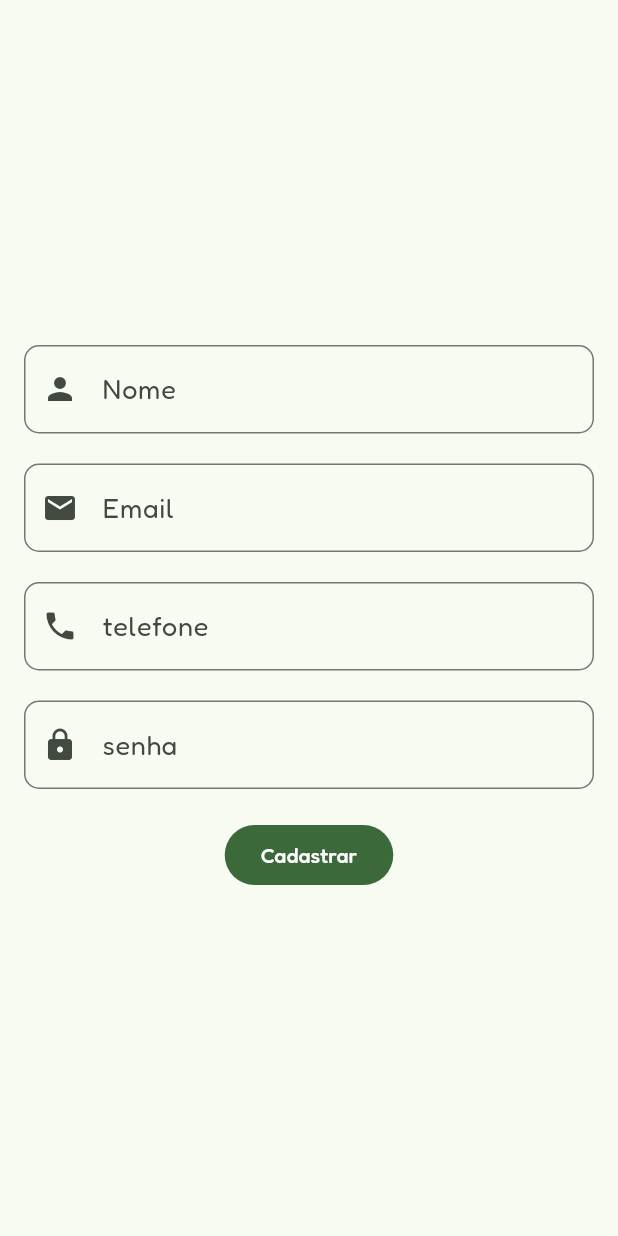
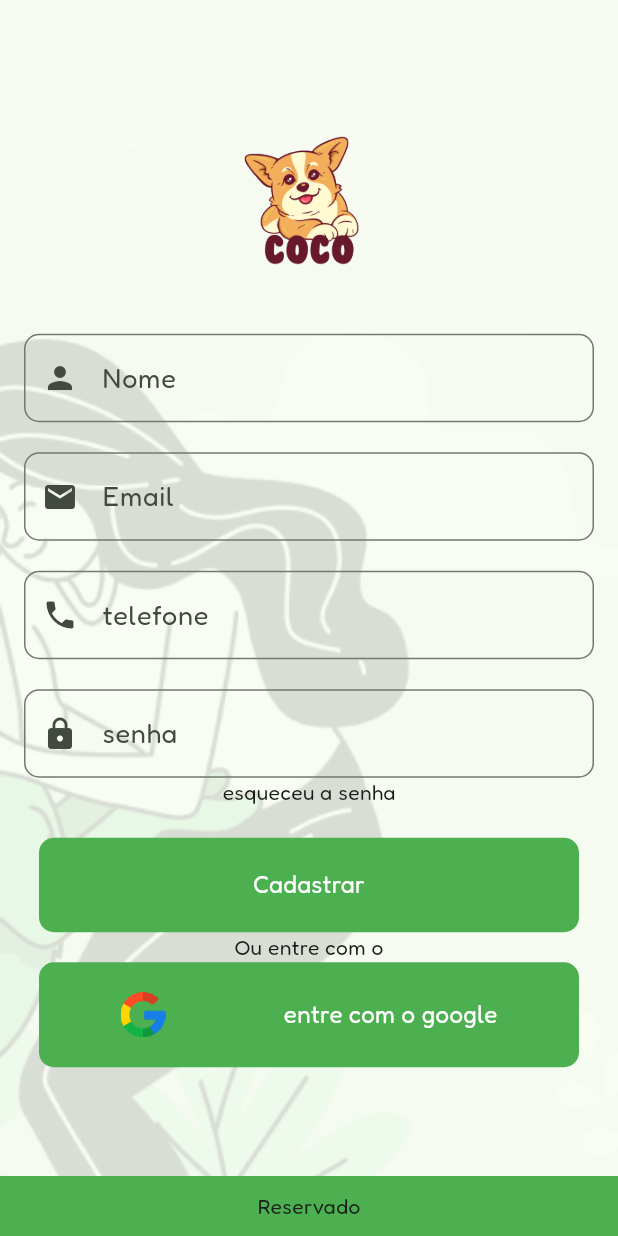
Before and after one commit to thamires-silva/petshop, a Flutter app: the TelaCadastro screen opened directly, on a phone screen of 412 x 824 dp. Run offline on Flutter 3.47's test engine with Material 3 defaults, Android fonts, the phone set to English and light mode, and no system bars; our stand-ins replace flutter_svg, get, table_calendar.

Commit message:
ateração1comit

```diff
--- a/lib/main.dart
+++ b/lib/main.dart
@@ -1,10 +1,12 @@
 import "package:flutter/material.dart";
+import 'package:get/get.dart';
 import "package:petshop/meuperfil.dart";
 import "package:petshop/telas/agendamento.dart";
 import "package:petshop/telas/cadastro.dart";
 import "package:petshop/telas/carregando.dart";
 import "package:petshop/telas/login.dart";
 import "package:petshop/telas/meuspet.dart";
+import "package:petshop/telas/pixelposse.dart";
 
 void main() {
   runApp(MyApp());
@@ -15,13 +17,13 @@ class MyApp extends StatelessWidget {
 
   @override
   Widget build(BuildContext context) {
-    return MaterialApp(
+    return GetMaterialApp(
         theme: ThemeData(
             colorScheme:
                 ColorScheme.fromSeed(seedColor: const Color(0xFF5BB15A)),
             useMaterial3: true,
             fontFamily: 'fredoka'),
-        home: Carregando());
+        home: pets());
   }
 }
 
--- /dev/null
+++ b/lib/telas/botaogoogle.dart
@@ -0,0 +1,39 @@
+import 'package:flutter/material.dart';
+import 'package:get/get.dart';
+import 'package:petshop/telas/imagem.dart';
+
+class Googlebutao extends StatelessWidget {
+  final String texto;
+  final VoidCallback clicar;
+  final String icon;
+
+  const Googlebutao({
+    super.key,
+    required this.clicar,
+    required this.texto,
+    required this.icon,
+  });
+
+  @override
+  Widget build(BuildContext context) {
+    return GestureDetector(
+      onTap: clicar,
+      child: Container(
+        width: Get.width,
+        padding: EdgeInsets.symmetric(horizontal: 15, vertical: 20),
+        margin: EdgeInsets.symmetric(horizontal: 10),
+        decoration: BoxDecoration(
+            borderRadius: BorderRadius.circular(10), color: Colors.green),
+        child: Row(
+          mainAxisAlignment: MainAxisAlignment.spaceAround,
+          children: [
+            Imagem(imagem: icon ),
+            Text(texto,
+                style: TextStyle(color: Colors.white, fontSize: 16),
+                textAlign: TextAlign.center),
+          ],
+        ),
+      ),
+    );
+  }
+}
--- /dev/null
+++ b/lib/telas/buttoes.dart
@@ -0,0 +1,27 @@
+import 'package:flutter/material.dart';
+import 'package:get/get.dart';
+
+class Butoes extends StatelessWidget {
+  final String texto;
+  final VoidCallback clicar;
+
+  const Butoes({
+    super.key,
+    required this.clicar,
+    required this.texto,
+  });
+
+  @override
+  Widget build(BuildContext context) {
+    return GestureDetector(
+      onTap: clicar,
+      child: Container(
+        width: Get.width,
+          padding: EdgeInsets.symmetric(horizontal: 15, vertical: 20),
+          margin: EdgeInsets.symmetric(horizontal: 10),
+          decoration: BoxDecoration(borderRadius: BorderRadius.circular(10), color: Colors.green),
+          child: (Text(texto,style: TextStyle(color: Colors.white, fontSize: 16),
+          textAlign: TextAlign.center))),
+    );
+  }
+}
--- a/lib/telas/cadastro.dart
+++ b/lib/telas/cadastro.dart
@@ -1,4 +1,6 @@
 import 'package:flutter/material.dart';
+import 'package:petshop/telas/botaogoogle.dart';
+import 'package:petshop/telas/buttoes.dart';
 
 class TelaCadastro extends StatefulWidget {
   const TelaCadastro({super.key});
@@ -16,11 +18,17 @@ class _TelaCadastroState extends State<TelaCadastro> {
   @override
   Widget build(BuildContext context) {
     return Scaffold(
-      body: Padding(
+      body: Container(
+        decoration: BoxDecoration( image: DecorationImage(image: AssetImage('imagens/mulherdeitada.png'),fit: BoxFit.cover)),
         padding: const EdgeInsets.all(16.0),
         child: Column(
           mainAxisAlignment: MainAxisAlignment.center,
           children: [
+            Image.asset(
+          'imagens/coco.png',
+          fit: BoxFit.fitWidth,
+          width: 150,
+        ),
             TextField(
               controller: _NomeController,
               style: const TextStyle(
@@ -80,12 +88,21 @@ class _TelaCadastroState extends State<TelaCadastro> {
                 ),
               ),
             ),
+            InkWell(onTap: () {
+
+            },child: Text('esqueceu a senha'),),
+
+
             const SizedBox(height: 20.0),
-            FilledButton(onPressed: () {}, child: const Text('Cadastrar')),
+            Butoes(clicar: (){}, texto: 'Cadastrar'),
+            Text('Ou entre com o'),
+            Googlebutao(texto: 'entre com o google', clicar:(){}, icon: 'google',),
+            // FilledButton(onPressed: () {}, child: const Text('Cadastrar')),
 
           ],
         ),
       ),
+      bottomNavigationBar:  Container(padding: EdgeInsets.symmetric(vertical: 10),   color: Colors.green, child: Text('Reservado',textAlign: TextAlign.center,),),
     );
   }
 }
--- /dev/null
+++ b/lib/telas/icons.dart
@@ -0,0 +1,14 @@
+import 'package:flutter/material.dart';
+import 'package:flutter_svg/flutter_svg.dart';
+
+class Iconssvg extends StatelessWidget {
+  String imagem;
+  double altura;
+  Color cor;
+ Iconssvg({super.key,required this.imagem, this.altura = 30, required this.cor});
+
+  @override
+  Widget build(BuildContext context) {
+    return SvgPicture.asset('icons/$imagem.svg', height: altura, color: cor,);
+  }
+}
--- /dev/null
+++ b/lib/telas/imagem.dart
@@ -0,0 +1,13 @@
+import 'package:flutter/material.dart';
+import 'package:flutter_svg/flutter_svg.dart';
+
+class Imagem extends StatelessWidget {
+  String imagem;
+  double altura;
+ Imagem({super.key,required this.imagem, this.altura = 30});
+
+  @override
+  Widget build(BuildContext context) {
+    return Image.asset('imagens/$imagem.png', height: altura,);
+  }
+}
--- a/lib/telas/meuspet.dart
+++ b/lib/telas/meuspet.dart
@@ -1,4 +1,5 @@
 import 'package:flutter/material.dart';
+import 'package:petshop/telas/icons.dart';
 
 void main() {
   runApp(pets());
@@ -8,23 +9,19 @@ class pets extends StatelessWidget {
   @override
   Widget build(BuildContext context) {
     return Scaffold(
-      appBar: AppBar(
-      ),
+      appBar: AppBar(),
       body: Padding(
         padding: const EdgeInsets.all(16.0),
         child: Column(
           crossAxisAlignment: CrossAxisAlignment.stretch,
           children: [
-
-
             Container(
               height: 200,
               decoration: BoxDecoration(
                 borderRadius: BorderRadius.circular(10.0),
                 color: Colors.white,
               ),
-              child: Image.asset('imagens/cachorro1.png',fit: BoxFit.cover
-              ),
+              child: Image.asset('imagens/cachorro1.png', fit: BoxFit.cover),
             ),
             SizedBox(height: 10),
 
@@ -35,6 +32,7 @@ class pets extends StatelessWidget {
               ),
               padding: EdgeInsets.all(16.0),
               child: Row(
+                mainAxisAlignment: MainAxisAlignment.spaceBetween,
                 children: [
                   Column(
                     crossAxisAlignment: CrossAxisAlignment.start,
@@ -53,10 +51,17 @@ class pets extends StatelessWidget {
                     ],
                   ),
                   Spacer(),
-                  Icon(Icons.accessibility),
+                  Iconssvg(imagem:'venus', cor: Colors.black,),
                 ],
               ),
             ),
+            Row(children: [
+              Icon(Icons.accessibility),
+              Text(
+                'Border Collie',
+                style: TextStyle(color: Colors.grey),
+              ),
+            ]),
             SizedBox(height: 10),
             // Informações sobre o cachorro
             Container(
@@ -111,11 +116,14 @@ class pets extends StatelessWidget {
 
   Widget _buildInfoCard(String label, String value) {
     return Container(
+      padding: EdgeInsets.symmetric(horizontal: 10, vertical: 5),
+      decoration: BoxDecoration(
+          color: Colors.blue, borderRadius: BorderRadius.circular(10)),
       child: Column(
         children: [
           Text(
             label,
-            style: TextStyle(color: Colors.grey),
+            style: TextStyle(color: Colors.black),
           ),
           SizedBox(height: 5),
           Text(
--- a/pubspec.yaml
+++ b/pubspec.yaml
@@ -36,6 +36,8 @@ dependencies:
   # Use with the CupertinoIcons class for iOS style icons.
   cupertino_icons: ^1.0.2
   table_calendar: ^3.0.9
+  get: ^4.6.6
+  flutter_svg: ^2.0.9
 
 dev_dependencies:
   flutter_test:
```
Also changed, not shown: Icons/venus.svg (added), imagens/google.png (added), pubspec.lock.
